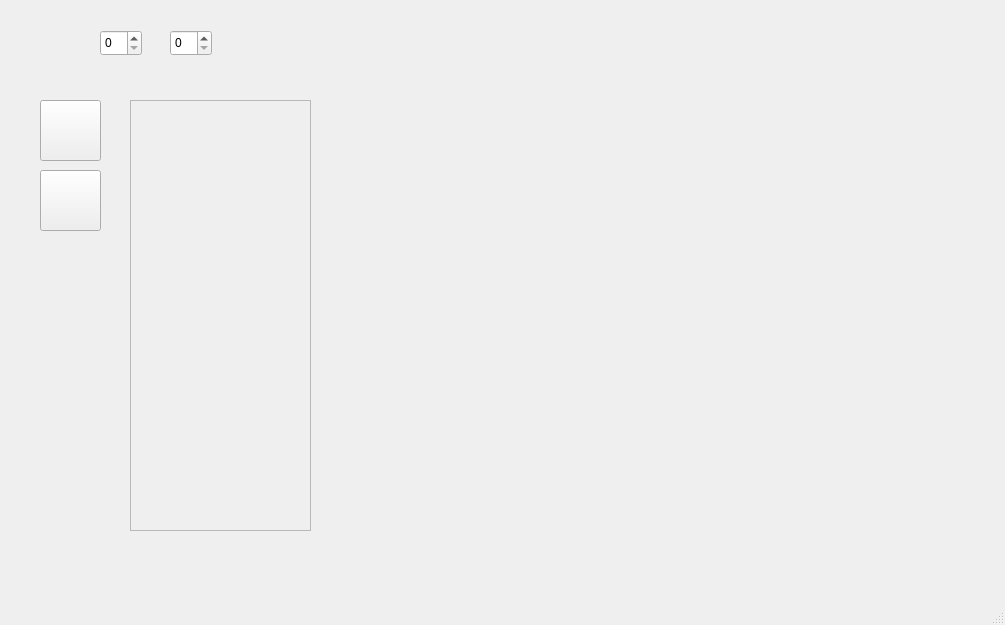
Before: the Qt Designer form mainwindow.ui in CatherineBao/color-alchemy, drawn with Qt 5.
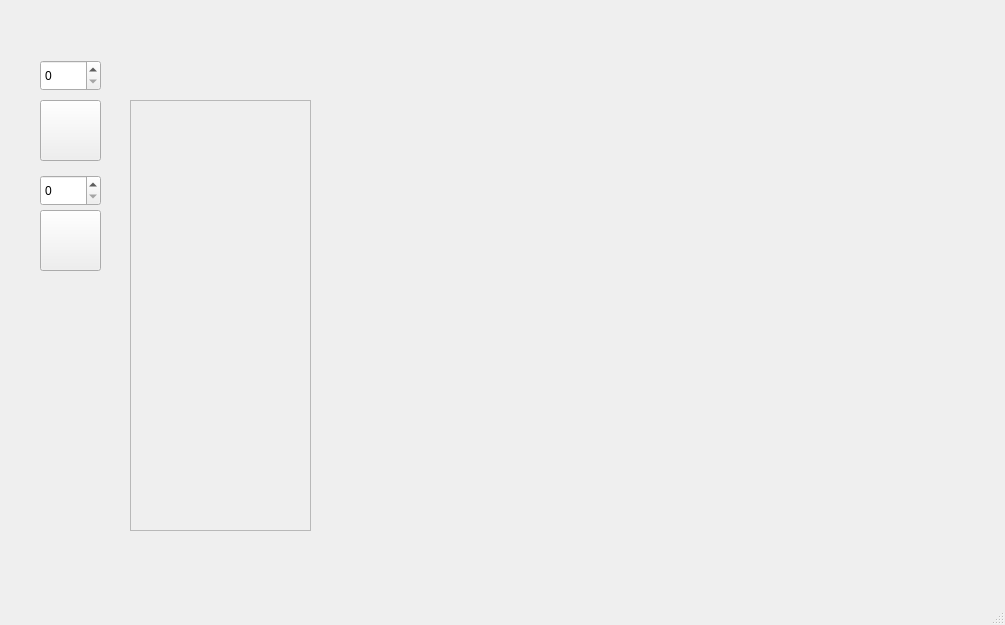
After: the same form once the commit is applied. Icons and pictures are not drawn. Custom widgets are drawn as their Qt base class.

```diff
--- a/mainwindow.ui
+++ b/mainwindow.ui
@@ -47,7 +47,7 @@
     <property name="geometry">
      <rect>
       <x>40</x>
-      <y>170</y>
+      <y>210</y>
       <width>61</width>
       <height>61</height>
      </rect>
@@ -89,20 +89,20 @@
    <widget class="QSpinBox" name="heightSpinBox">
     <property name="geometry">
      <rect>
-      <x>100</x>
-      <y>30</y>
-      <width>42</width>
-      <height>26</height>
+      <x>40</x>
+      <y>60</y>
+      <width>61</width>
+      <height>31</height>
      </rect>
     </property>
    </widget>
    <widget class="QSpinBox" name="widthSpinBox">
     <property name="geometry">
      <rect>
-      <x>170</x>
-      <y>30</y>
-      <width>42</width>
-      <height>26</height>
+      <x>40</x>
+      <y>175</y>
+      <width>61</width>
+      <height>31</height>
      </rect>
     </property>
    </widget>
```
Left out of the diff: 4 changed lines with no effect on the pictures.
